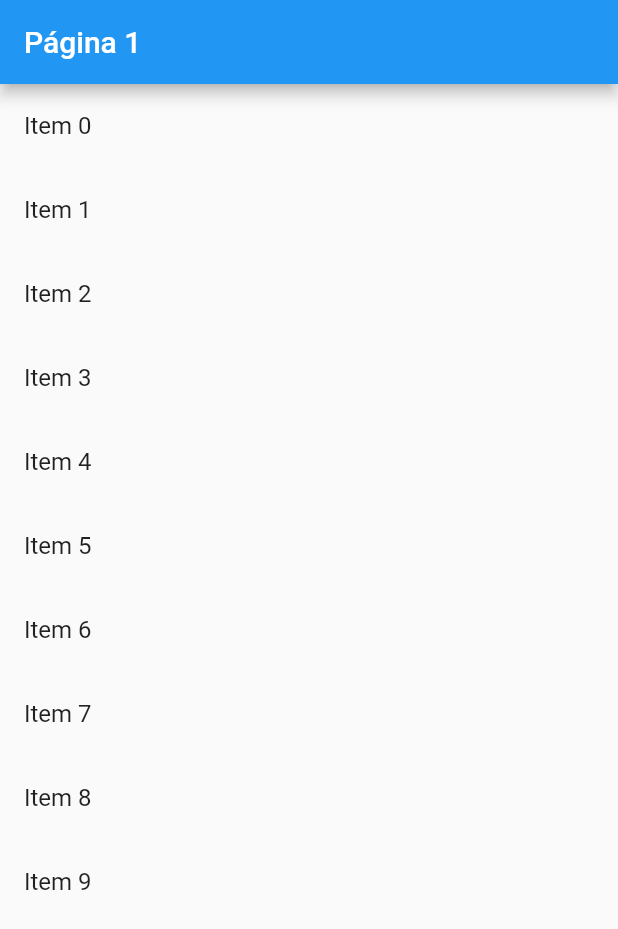
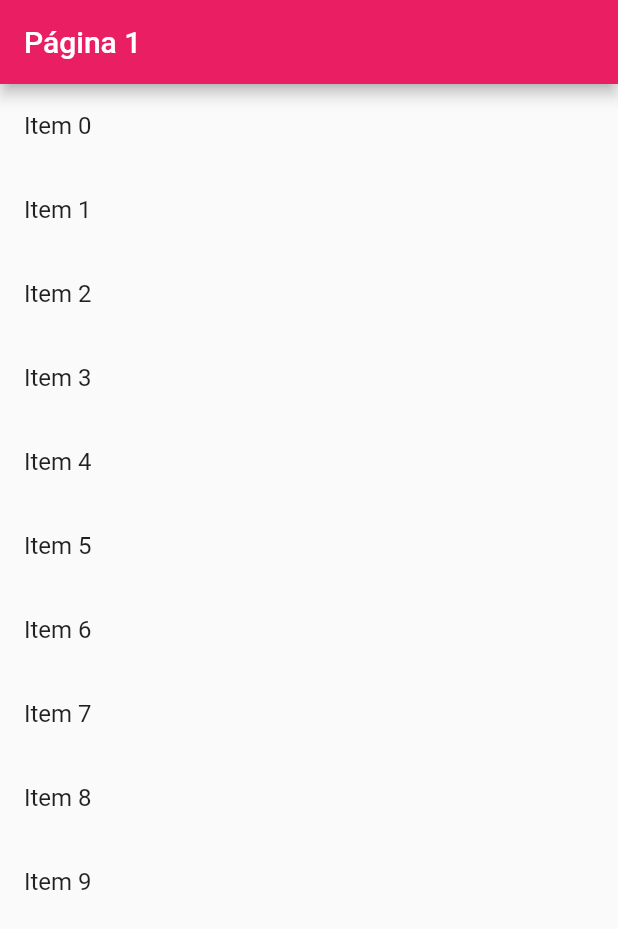
Before and after one commit to veromerino/PageView_RefreshIndicator_ReorderableList, a Flutter app: the screen it shows after launch, on a phone screen of 412 x 824 dp. Shown: the top 929 px of the screen. Run offline on Flutter 3.47's test engine with Material 2 defaults, Android fonts, the phone set to English and light mode, and no system bars.

Commit message:
Cambio de color a las paginas

```diff
--- a/lib/main.dart
+++ b/lib/main.dart
@@ -29,14 +29,30 @@ class _RefreshIndicatorExampleState extends State<RefreshIndicatorExample> {
       List.generate(10, (index) => 'Item $index'); // Lista de elementos
 
   Widget _buildPage(int pageIndex) {
+    Color pageColor;
+    switch (pageIndex) {
+      case 0:
+        pageColor = Colors.pink; // Primera página rosada
+        break;
+      case 1:
+        pageColor = Colors.blue; // Segunda página celeste
+        break;
+      case 2:
+        pageColor = Colors.yellow; // Tercera página amarilla
+        break;
+      default:
+        pageColor = Colors.white; // Por defecto, blanco
+    }
+
     return Scaffold(
       appBar: AppBar(
         title: Text('Página ${pageIndex + 1}'),
+        backgroundColor: pageColor, // Cambiar el color de la AppBar
       ),
       body: RefreshIndicator(
         key: _refreshIndicatorKey,
         color: Colors.white,
-        backgroundColor: Colors.blue,
+        backgroundColor: pageColor, // Cambiar el color del fondo del cuerpo
         strokeWidth: 4.0,
         onRefresh: () async {
           await Future<void>.delayed(const Duration(seconds: 3));
```
